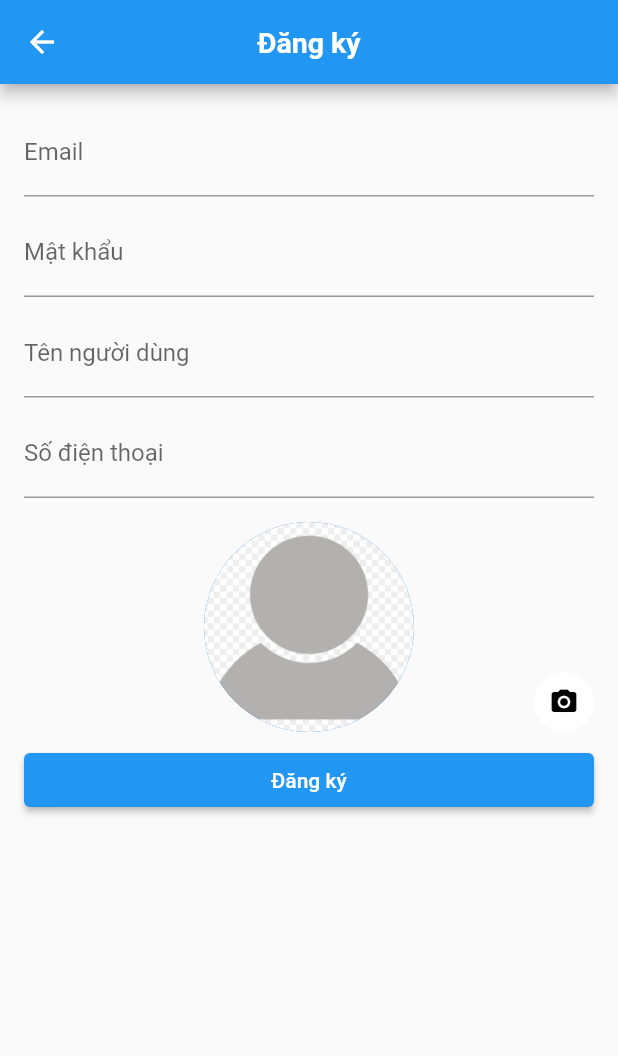
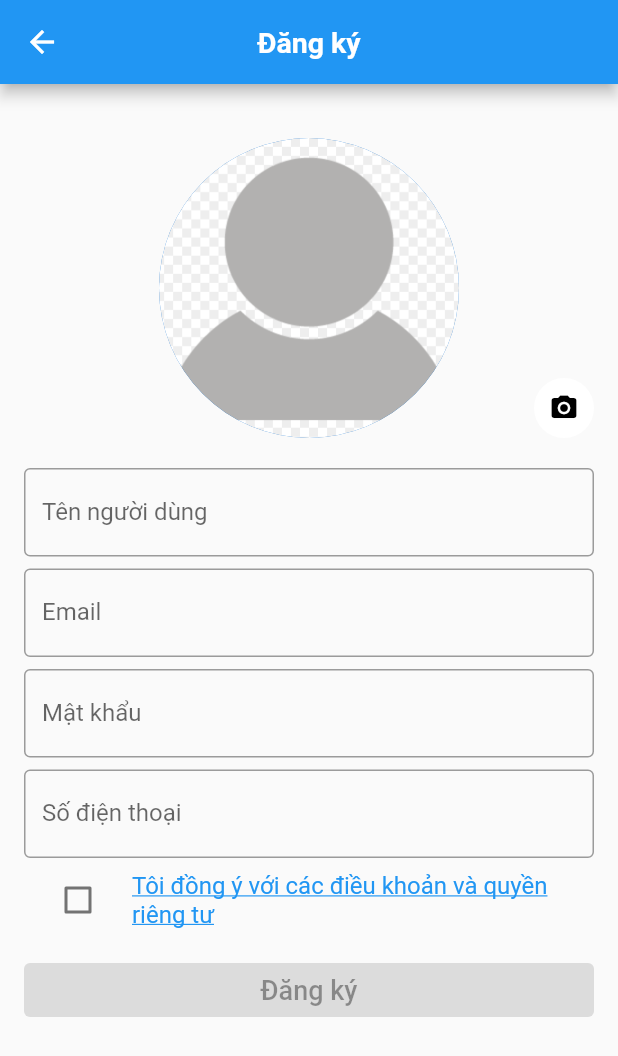
Before and after one commit to duongb1910356/chatapp, a Flutter app: the screen it shows after launch, after a tap on "Chưa có tài khoản? Đăng ký ngay", on a phone screen of 412 x 824 dp. Shown: the top 1056 px of the screen. Run offline on Flutter 3.47's test engine with Material 2 defaults, Android fonts, the phone set to English and light mode, and no system bars; our stand-ins replace cloud_firestore, emoji_picker_flutter, file_picker, firebase_auth, firebase_core, firebase_messaging and 5 more; accounts and stored records are empty; network calls fail.

```diff
--- a/lib/UI/auth/login_screen.dart
+++ b/lib/UI/auth/login_screen.dart
@@ -46,6 +46,7 @@ class _LoginScreen extends State<LoginScreen> {
       authProvider?.login(userModel!);
 
       SharedPreferences prefs = await SharedPreferences.getInstance();
+      prefs.setString('uid', user.uid);
       prefs.setString('email', _email);
       prefs.setString('password', _password);
 
--- a/lib/UI/auth/register_screen.dart
+++ b/lib/UI/auth/register_screen.dart
@@ -8,6 +8,7 @@ import 'package:firebase_auth/firebase_auth.dart';
 import 'package:cloud_firestore/cloud_firestore.dart';
 import 'package:myshop/UI/auth/login_screen.dart';
 import 'package:myshop/model/NotificationModel.dart';
+import 'package:flutter/gestures.dart';
 
 class RegisterScreen extends StatefulWidget {
   const RegisterScreen({Key? key}) : super(key: key);
@@ -82,6 +83,11 @@ class _RegistrationScreenState extends State<RegisterScreen> {
     }
   }
 
+  bool agree = false;
+  void printMessage() {
+    submitForm();
+  }
+
   @override
   Widget build(BuildContext context) {
     return Scaffold(
@@ -95,8 +101,58 @@ class _RegistrationScreenState extends State<RegisterScreen> {
           child: Column(
             crossAxisAlignment: CrossAxisAlignment.stretch,
             children: [
+              const SizedBox(height: 20),
+              Stack(children: <Widget>[
+                Align(
+                  alignment: Alignment.center,
+                  child: CircleAvatar(
+                    radius: 100,
+                    backgroundImage: _profilePicture != null
+                        ? Image.file(_profilePicture!).image
+                        : const AssetImage(
+                            'assets/images/default_profile_picture.png'),
+                  ),
+                ),
+                Positioned(
+                  bottom: 0,
+                  right: 0,
+                  child: GestureDetector(
+                    onTap: _getImage,
+                    child: const CircleAvatar(
+                      backgroundColor: Colors.white,
+                      radius: 20,
+                      child: Icon(
+                        Icons.camera_alt,
+                        size: 20,
+                        color: Colors.black,
+                      ),
+                    ),
+                  ),
+                )
+              ]),
+              const SizedBox(height: 20),
               TextFormField(
-                decoration: const InputDecoration(labelText: 'Email'),
+                decoration: const InputDecoration(
+                  labelText: 'Tên người dùng',
+                  border: OutlineInputBorder(),
+                ),
+                // validator: (value) {
+                //   if (value == null || value.isEmpty) {
+                //     return 'Please enter a username.';
+                //   }
+                //   return null;
+                // },
+                onSaved: (value) {
+                  _username = value!;
+                },
+              ),
+              const SizedBox(height: 8),
+              TextFormField(
+                decoration: const InputDecoration(
+                  labelText: 'Email',
+                  border: OutlineInputBorder(),
+                ),
+
                 // validator: (value) {
                 //   if (value == null || value.isEmpty) {
                 //     return 'Please enter an email address.';
@@ -109,7 +165,10 @@ class _RegistrationScreenState extends State<RegisterScreen> {
               ),
               const SizedBox(height: 8),
               TextFormField(
-                decoration: const InputDecoration(labelText: 'Mật khẩu'),
+                decoration: const InputDecoration(
+                  labelText: 'Mật khẩu',
+                  border: OutlineInputBorder(),
+                ),
                 obscureText: true,
                 // validator: (value) {
                 //   if (value == null || value.isEmpty) {
@@ -121,22 +180,13 @@ class _RegistrationScreenState extends State<RegisterScreen> {
                   _password = value!;
                 },
               ),
+
               const SizedBox(height: 8),
               TextFormField(
-                decoration: const InputDecoration(labelText: 'Tên người dùng'),
-                // validator: (value) {
-                //   if (value == null || value.isEmpty) {
-                //     return 'Please enter a username.';
-                //   }
-                //   return null;
-                // },
-                onSaved: (value) {
-                  _username = value!;
-                },
-              ),
-              const SizedBox(height: 8),
-              TextFormField(
-                decoration: const InputDecoration(labelText: 'Số điện thoại'),
+                decoration: const InputDecoration(
+                  labelText: 'Số điện thoại',
+                  border: OutlineInputBorder(),
+                ),
                 // validator: (value) {
                 //   if (value == null || value.isEmpty) {
                 //     return 'Please enter a phone number.';
@@ -147,7 +197,7 @@ class _RegistrationScreenState extends State<RegisterScreen> {
                   _phoneNumber = value!;
                 },
               ),
-              const SizedBox(height: 16),
+
               // Center(
               //   child: GestureDetector(
               //     onTap: () {
@@ -171,40 +221,32 @@ class _RegistrationScreenState extends State<RegisterScreen> {
               //     ),
               //   ),
               // ),
-              Stack(children: <Widget>[
-                Align(
-                  alignment: Alignment.center,
-                  child: CircleAvatar(
-                    radius: 70,
-                    backgroundImage: _profilePicture != null
-                        ? Image.file(_profilePicture!).image
-                        : const AssetImage(
-                            'assets/images/default_profile_picture.png'),
+
+              CheckboxListTile(
+                controlAffinity: ListTileControlAffinity.leading,
+                checkColor: Colors.white,
+                value: agree,
+                onChanged: (bool? value) {
+                  setState(() {
+                    agree = value!;
+                  });
+                },
+                title: const Text(
+                  "Tôi đồng ý với các điều khoản và quyền riêng tư",
+                  style: TextStyle(
+                    decoration: TextDecoration.underline,
+                    color: Colors.blue,
                   ),
                 ),
-                Positioned(
-                  bottom: 0,
-                  right: 0,
-                  child: GestureDetector(
-                    onTap: _getImage,
-                    child: const CircleAvatar(
-                      backgroundColor: Colors.white,
-                      radius: 20,
-                      child: Icon(
-                        Icons.camera_alt,
-                        size: 20,
-                        color: Colors.black,
-                      ),
-                    ),
-                  ),
-                )
-              ]),
+              ),
               const SizedBox(height: 8),
               ElevatedButton(
-                onPressed: () {
-                  submitForm();
-                },
-                child: const Text('Đăng ký'),
+                onPressed: agree ? printMessage : null,
+                //submitForm(),
+                child: const Text(
+                  'Đăng ký',
+                  style: TextStyle(fontSize: 18),
+                ),
               ),
             ],
           ),
--- a/lib/main.dart
+++ b/lib/main.dart
@@ -1,3 +1,4 @@
+import 'package:cloud_firestore/cloud_firestore.dart';
 import 'package:flutter/material.dart';
 import 'package:myshop/UI/auth/login_screen.dart';
 import 'package:myshop/UI/auth/register_screen.dart';
@@ -5,14 +6,44 @@ import 'package:myshop/UI/chat_screen.dart';
 import 'package:myshop/UI/home_screen.dart';
 import 'package:firebase_core/firebase_core.dart';
 import 'package:myshop/provider/AuthProvider.dart';
+import 'package:myshop/service/FmcService.dart';
 import 'package:provider/provider.dart';
+import 'package:shared_preferences/shared_preferences.dart';
 import 'firebase_options.dart';
 import 'package:uuid/uuid.dart';
-import 'package:uuid/uuid.dart';
+import 'package:firebase_messaging/firebase_messaging.dart';
+
+Future<void> _firebaseMessagingBackgroundHandler(RemoteMessage message) async {
+  // If you're going to use other Firebase services in the background, such as Firestore,
+  // make sure you call `initializeApp` before using other Firebase services.
+  await Firebase.initializeApp();
+}
 
 void main() async {
   WidgetsFlutterBinding.ensureInitialized();
   await _initializeFirebase();
+
+  FirebaseMessaging messaging = FirebaseMessaging.instance;
+  NotificationSettings settings = await messaging.requestPermission(
+    alert: true,
+    announcement: true,
+    badge: true,
+    carPlay: false,
+    criticalAlert: false,
+    provisional: false,
+    sound: true,
+  );
+
+  FirebaseMessaging.onBackgroundMessage(_firebaseMessagingBackgroundHandler);
+  FirebaseMessaging.onMessage.listen((RemoteMessage message) {
+    print('Got a message whilst in the foreground!');
+    print('Message data: ${message.data}');
+
+    if (message.notification != null) {
+      print('Message also contained a notification: ${message.notification}');
+    }
+  });
+
   runApp(const MyApp());
 }
 
--- a/pubspec.yaml
+++ b/pubspec.yaml
@@ -27,6 +27,8 @@ dependencies:
   flutter_launcher_icons: ^0.10.0
   provider: ^6.0.0
   shared_preferences: ^2.0.8
+  firebase_messaging: ^14.2.0
+  http: ^0.13.4
 
 
 
```
Also changed, not shown: lib/UI/ChatRoom.dart (+9 -0 lines), lib/UI/ProfileScreen.dart (+17 -17 lines), lib/UI/home_screen.dart (+28 -5 lines), lib/service/FmcService.dart (added, +61 -0 lines), lib/firebase_options.dart, pubspec.lock, 1 other file.
